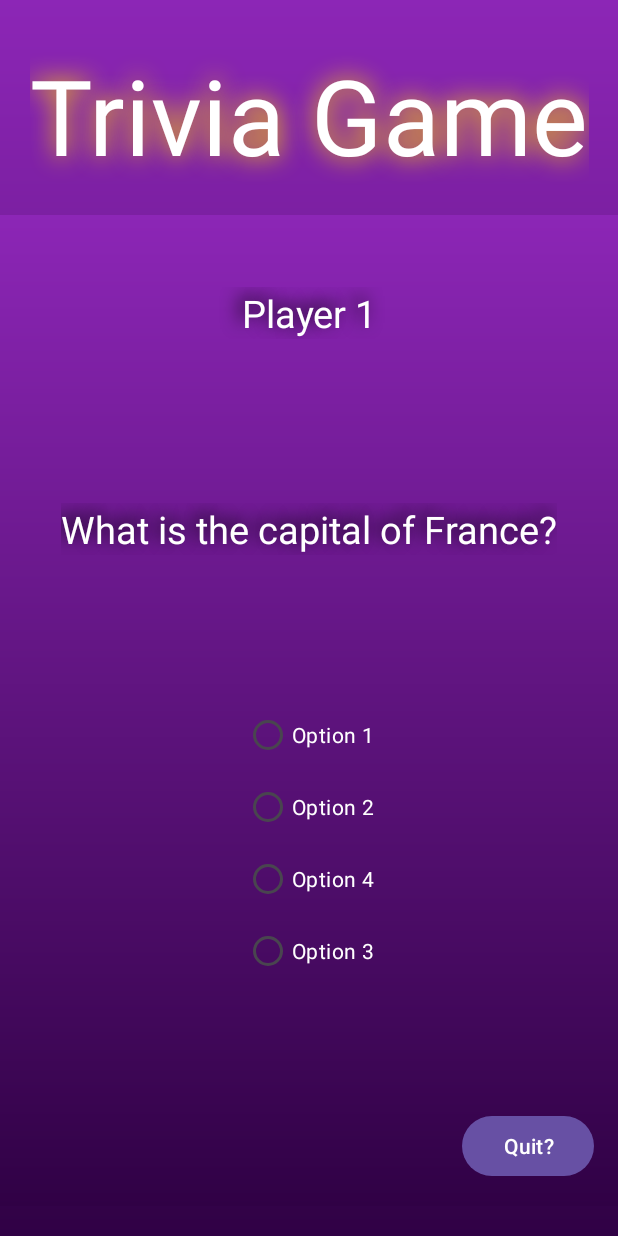
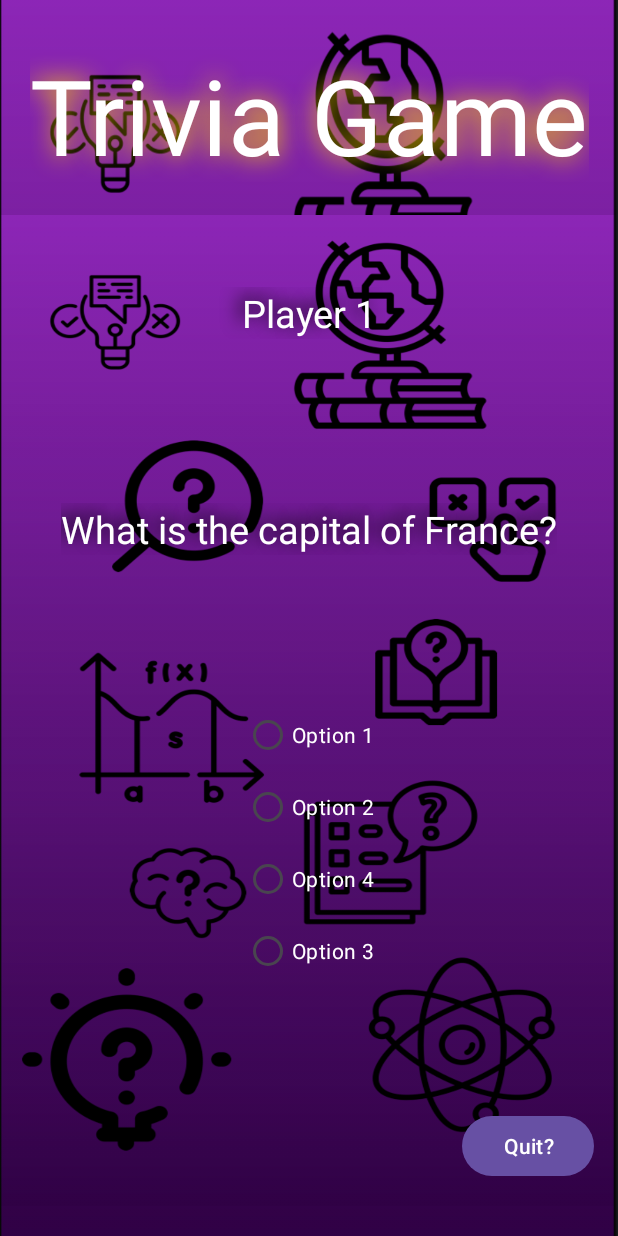
Before and after one commit to pjf-dev/TriviaGame, an Android app: the GameActivity screen opened directly, with no data from a screen before it, on a phone screen of 412 x 824 dp. Run offline under Robolectric (Android 15) with nearby library versions, the phone set to English and light mode, and no system bars; 6 statements that could not run were skipped.

Commit message:
changed background on all screens to one with subject/trivia icons

```diff
--- a/app/src/main/res/layout/activity_game.xml
+++ b/app/src/main/res/layout/activity_game.xml
@@ -4,7 +4,7 @@
     android:layout_height="match_parent"
     xmlns:app="http://schemas.android.com/apk/res-auto"
     tools:context=".GameActivity"
-    android:background="@drawable/purple_gradient_background"
+    android:background="@drawable/icon_background"
     >
 
     <TextView
--- a/app/src/main/res/layout/activity_main.xml
+++ b/app/src/main/res/layout/activity_main.xml
@@ -4,7 +4,7 @@
     android:layout_width="match_parent"
     android:layout_height="match_parent"
     tools:context=".MainActivity"
-    android:background="@drawable/purple_gradient_background"
+    android:background="@drawable/icon_background"
     >
 
     <TextView
--- a/app/src/main/res/layout/fragment_leaderboard_screen.xml
+++ b/app/src/main/res/layout/fragment_leaderboard_screen.xml
@@ -5,7 +5,7 @@
     android:layout_width="match_parent"
     android:layout_height="match_parent"
     tools:context=".LeaderboardScreen"
-    android:background="@drawable/purple_gradient_background">
+    android:background="@drawable/icon_background">
 
     <LinearLayout
         android:id="@+id/leaderboardLayout"
--- a/app/src/main/res/layout/fragment_pass_phone_screen.xml
+++ b/app/src/main/res/layout/fragment_pass_phone_screen.xml
@@ -5,7 +5,7 @@
     android:layout_width="match_parent"
     android:layout_height="match_parent"
     tools:context=".PassPhoneScreen"
-    android:background="@drawable/purple_gradient_background">
+    android:background="@drawable/icon_background">
 
     <TextView
         android:id="@+id/qResultText"
--- a/app/src/main/res/layout/fragment_play_screen.xml
+++ b/app/src/main/res/layout/fragment_play_screen.xml
@@ -5,7 +5,7 @@
     android:layout_width="match_parent"
     android:layout_height="match_parent"
     tools:context=".PlayScreen"
-    android:background="@drawable/purple_gradient_background">
+    android:background="@drawable/icon_background">
 
     <TextView
         android:id="@+id/playerNumText"
```
Also changed, not shown: app/src/main/res/drawable/icon_background.png (added).
